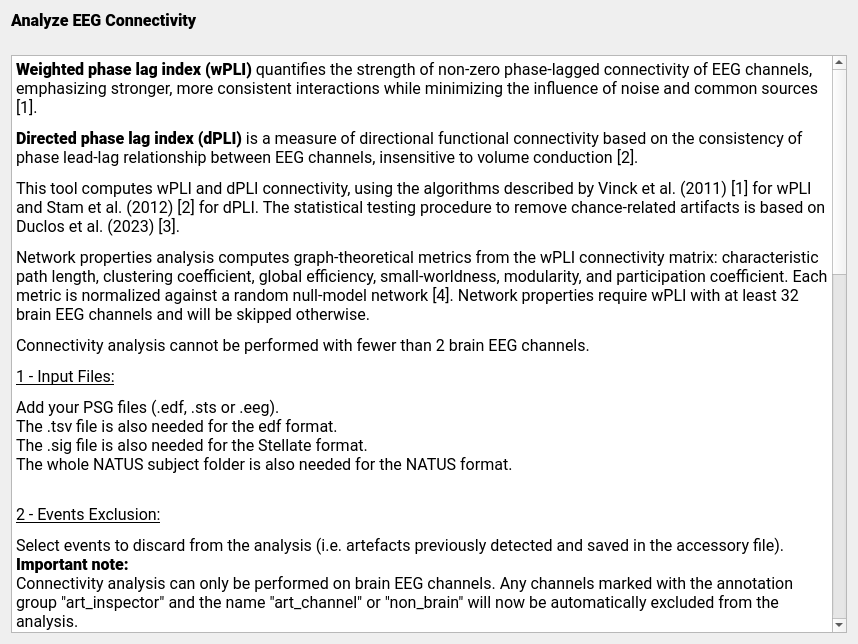
The window that tools/CEAMSTools/AnalyzeEEGConnectivity/AnalyzeEEGConnectivityDoc/Ui_AnalyzeEEGConnectivityDoc.ui (SnoozToolbox/snooz-package-ceams) describes before a commit, drawn with Qt 5.
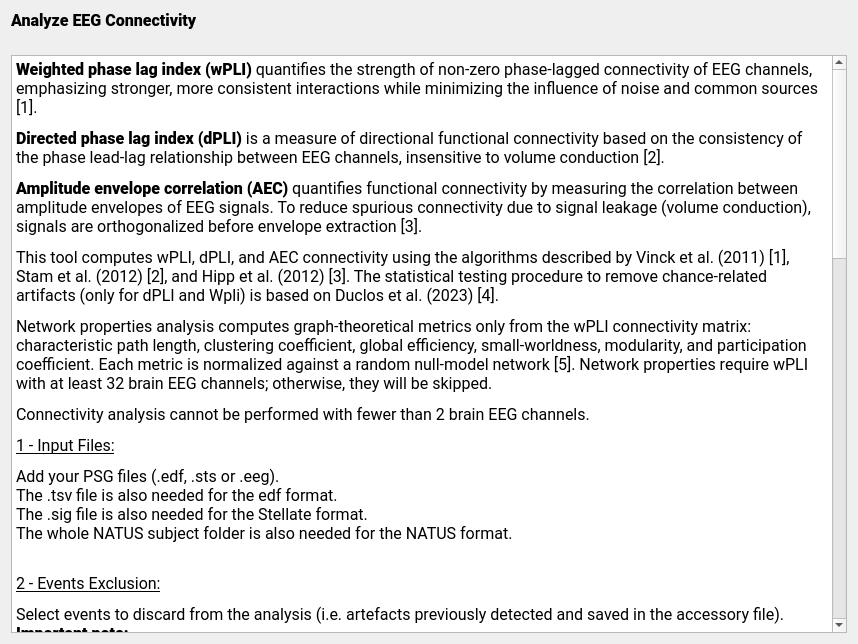
The same window after the commit.

Commit message: Update Connectivity UI for AEC

The edit to the form file:
```diff
--- a/tools/CEAMSTools/AnalyzeEEGConnectivity/AnalyzeEEGConnectivityDoc/Ui_AnalyzeEEGConnectivityDoc.ui
+++ b/tools/CEAMSTools/AnalyzeEEGConnectivity/AnalyzeEEGConnectivityDoc/Ui_AnalyzeEEGConnectivityDoc.ui
@@ -64,9 +64,10 @@
 li.checked::marker { content: &quot;\2612&quot;; }
 &lt;/style&gt;&lt;/head&gt;&lt;body style=&quot; font-family:'Roboto'; font-size:12pt; font-weight:400; font-style:italic;&quot;&gt;
 &lt;p style=&quot; margin-top:12px; margin-bottom:12px; margin-left:0px; margin-right:0px; -qt-block-indent:0; text-indent:0px;&quot;&gt;&lt;span style=&quot; font-weight:700; font-style:normal;&quot;&gt;Weighted phase lag index (wPLI)&lt;/span&gt;&lt;span style=&quot; font-style:normal;&quot;&gt; quantifies the strength of non-zero phase-lagged connectivity of EEG channels, emphasizing stronger, more consistent interactions while minimizing the influence of noise and common sources [1]. &lt;/span&gt;&lt;/p&gt;
-&lt;p style=&quot; margin-top:12px; margin-bottom:12px; margin-left:0px; margin-right:0px; -qt-block-indent:0; text-indent:0px;&quot;&gt;&lt;span style=&quot; font-weight:700; font-style:normal;&quot;&gt;Directed phase lag index (dPLI)&lt;/span&gt;&lt;span style=&quot; font-style:normal;&quot;&gt; is a measure of directional functional connectivity based on the consistency of phase lead-lag relationship between EEG channels, insensitive to volume conduction [2].&lt;/span&gt;&lt;/p&gt;
-&lt;p style=&quot; margin-top:12px; margin-bottom:12px; margin-left:0px; margin-right:0px; -qt-block-indent:0; text-indent:0px;&quot;&gt;&lt;span style=&quot; font-style:normal;&quot;&gt;This tool computes wPLI and dPLI connectivity, using the algorithms described by Vinck et al. (2011) [1] for wPLI and Stam et al. (2012) [2] for dPLI. The statistical testing procedure to remove chance-related artifacts is based on Duclos et al. (2023) [3].&lt;/span&gt;&lt;/p&gt;
-&lt;p style=&quot; margin-top:12px; margin-bottom:12px; margin-left:0px; margin-right:0px; -qt-block-indent:0; text-indent:0px;&quot;&gt;&lt;span style=&quot; font-style:normal;&quot;&gt;Network properties analysis computes graph-theoretical metrics from the wPLI connectivity matrix: characteristic path length, clustering coefficient, global efficiency, small-worldness, modularity, and participation coefficient. Each metric is normalized against a random null-model network [4]. Network properties require wPLI with at least 32 brain EEG channels and will be skipped otherwise.&lt;/span&gt;&lt;/p&gt;
+&lt;p style=&quot; margin-top:12px; margin-bottom:12px; margin-left:0px; margin-right:0px; -qt-block-indent:0; text-indent:0px;&quot;&gt;&lt;span style=&quot; font-weight:700; font-style:normal;&quot;&gt;Directed phase lag index (dPLI)&lt;/span&gt;&lt;span style=&quot; font-style:normal;&quot;&gt; is a measure of directional functional connectivity based on the consistency of the phase lead-lag relationship between EEG channels, insensitive to volume conduction [2].&lt;/span&gt;&lt;/p&gt;
+&lt;p style=&quot; margin-top:12px; margin-bottom:12px; margin-left:0px; margin-right:0px; -qt-block-indent:0; text-indent:0px;&quot;&gt;&lt;span style=&quot; font-weight:700; font-style:normal;&quot;&gt;Amplitude envelope correlation (AEC)&lt;/span&gt;&lt;span style=&quot; font-style:normal;&quot;&gt; quantifies functional connectivity by measuring the correlation between amplitude envelopes of EEG signals. To reduce spurious connectivity due to signal leakage (volume conduction), signals are orthogonalized before envelope extraction [3].&lt;/span&gt;&lt;/p&gt;
+&lt;p style=&quot; margin-top:12px; margin-bottom:12px; margin-left:0px; margin-right:0px; -qt-block-indent:0; text-indent:0px;&quot;&gt;&lt;span style=&quot; font-style:normal;&quot;&gt;This tool computes wPLI, dPLI, and AEC connectivity using the algorithms described by Vinck et al. (2011) [1], Stam et al. (2012) [2], and Hipp et al. (2012) [3]. The statistical testing procedure to remove chance-related artifacts (only for dPLI and Wpli) is based on Duclos et al. (2023) [4].&lt;/span&gt;&lt;/p&gt;
+&lt;p style=&quot; margin-top:12px; margin-bottom:12px; margin-left:0px; margin-right:0px; -qt-block-indent:0; text-indent:0px;&quot;&gt;&lt;span style=&quot; font-style:normal;&quot;&gt;Network properties analysis computes graph-theoretical metrics only from the wPLI connectivity matrix: characteristic path length, clustering coefficient, global efficiency, small-worldness, modularity, and participation coefficient. Each metric is normalized against a random null-model network [5]. Network properties require wPLI with at least 32 brain EEG channels; otherwise, they will be skipped.&lt;/span&gt;&lt;/p&gt;
 &lt;p style=&quot; margin-top:12px; margin-bottom:12px; margin-left:0px; margin-right:0px; -qt-block-indent:0; text-indent:0px;&quot;&gt;&lt;span style=&quot; font-style:normal;&quot;&gt;Connectivity analysis cannot be performed with fewer than 2 brain EEG channels.&lt;/span&gt;&lt;/p&gt;
 &lt;p style=&quot; margin-top:12px; margin-bottom:12px; margin-left:0px; margin-right:0px; -qt-block-indent:0; text-indent:0px;&quot;&gt;&lt;span style=&quot; font-style:normal; text-decoration: underline;&quot;&gt;1 - Input Files:&lt;/span&gt;&lt;/p&gt;
 &lt;p style=&quot; margin-top:12px; margin-bottom:12px; margin-left:0px; margin-right:0px; -qt-block-indent:0; text-indent:0px;&quot;&gt;&lt;span style=&quot; font-style:normal;&quot;&gt;Add your PSG files (.edf, .sts or .eeg). &lt;br /&gt;The .tsv file is also needed for the edf format.&lt;br /&gt;The .sig file is also needed for the Stellate format.&lt;br /&gt;The whole NATUS subject folder is also needed for the NATUS format. &lt;/span&gt;&lt;/p&gt;
@@ -78,11 +79,11 @@
 &lt;p style=&quot; margin-top:12px; margin-bottom:12px; margin-left:0px; margin-right:0px; -qt-block-indent:0; text-indent:0px;&quot;&gt;&lt;span style=&quot; font-style:normal;&quot;&gt;&lt;br /&gt;&lt;/span&gt;&lt;span style=&quot; font-style:normal; text-decoration: underline;&quot;&gt;4 - Annotation Selection:&lt;/span&gt;&lt;/p&gt;
 &lt;p style=&quot; margin-top:12px; margin-bottom:12px; margin-left:0px; margin-right:0px; -qt-block-indent:0; text-indent:0px;&quot;&gt;&lt;span style=&quot; font-style:normal;&quot;&gt;If the Analyse EEG Connectivity is performed on specific annotations, select them.&lt;/span&gt;&lt;/p&gt;
 &lt;p style=&quot; margin-top:12px; margin-bottom:12px; margin-left:0px; margin-right:0px; -qt-block-indent:0; text-indent:0px;&quot;&gt;&lt;span style=&quot; font-style:normal; text-decoration: underline;&quot;&gt;&lt;br /&gt;5 - Connectivity Settings:&lt;/span&gt;&lt;/p&gt;
-&lt;p style=&quot; margin-top:12px; margin-bottom:12px; margin-left:0px; margin-right:0px; -qt-block-indent:0; text-indent:0px;&quot;&gt;&lt;span style=&quot; font-style:normal;&quot;&gt;Define the connectivity type (dPLI or wPLI)&lt;br /&gt;Specify the Epoch length and Epoch overlap (in seconds) and number of surrogates and p-value threshold for statistical testing.&lt;br /&gt;&lt;/span&gt;&lt;span style=&quot; font-weight:700; font-style:normal;&quot;&gt;note:&lt;/span&gt;&lt;span style=&quot; font-style:normal;&quot;&gt;&lt;br /&gt;Statistical testing ensures connections are not due to chance and provides more reliable connectivity estimates.&lt;/span&gt;&lt;/p&gt;
+&lt;p style=&quot; margin-top:12px; margin-bottom:12px; margin-left:0px; margin-right:0px; -qt-block-indent:0; text-indent:0px;&quot;&gt;&lt;span style=&quot; font-style:normal;&quot;&gt;Define the connectivity type (wPLI, dPLI, or AEC)&lt;br /&gt;Specify the Epoch length and Epoch overlap (in seconds), number of surrogates and p-value threshold for statistical testing.&lt;br /&gt;&lt;/span&gt;&lt;span style=&quot; font-weight:700; font-style:normal;&quot;&gt;note:&lt;/span&gt;&lt;span style=&quot; font-style:normal;&quot;&gt;&lt;br /&gt;Statistical testing ensures connections are not due to chance and provides more reliable connectivity estimates.&lt;/span&gt;&lt;/p&gt;
 &lt;p style=&quot; margin-top:12px; margin-bottom:12px; margin-left:0px; margin-right:0px; -qt-block-indent:0; text-indent:0px;&quot;&gt;&lt;span style=&quot; font-style:normal; text-decoration: underline;&quot;&gt;&lt;br /&gt;6 - Output Files :&lt;/span&gt;&lt;/p&gt;
-&lt;p style=&quot; margin-top:12px; margin-bottom:12px; margin-left:0px; margin-right:0px; -qt-block-indent:0; text-indent:0px;&quot;&gt;&lt;span style=&quot; font-style:normal;&quot;&gt;All files are saved in the selected Output folder (or next to the input recording if the &amp;quot; save in the same folder is checked). Filenames use the subject name and metric (wPLI or dPLI).&lt;/span&gt;&lt;/p&gt;
-&lt;p style=&quot; margin-top:12px; margin-bottom:12px; margin-left:0px; margin-right:0px; -qt-block-indent:0; text-indent:0px;&quot;&gt;&lt;span style=&quot; font-style:normal;&quot;&gt;- Connectivity matrix (TSV) --- &amp;lt;Filename&amp;gt;_{wpli|dpli}_convalue.tsv&lt;br /&gt;- Connectivity heatmap (PNG) --- &amp;lt;Filename&amp;gt;_{wpli|dpli}_conheatmap.png&lt;br /&gt;- Head connectivity plot (PNG) — &amp;lt;Filename&amp;gt;_{wpli|dpli}_contopomap.png (saved only if a best montage with ≥ 4 EEG channels is found)&lt;br /&gt;- Network Properties results (TSV)&lt;/span&gt;— &lt;span style=&quot; font-style:normal;&quot;&gt;&amp;lt;Filename&amp;gt;_wpli_net_properties_results.tsv (saved only when wPLI is selected and the number of channels is greater than 32.)&lt;br /&gt;- Participation Coefficient (TSV) &lt;/span&gt;— &lt;span style=&quot; font-style:normal;&quot;&gt;&amp;lt;Filename&amp;gt;_wpli_participation_coefficient_results.tsv (saved only when wPLI is selected and the number of channels is greater than 32.)&lt;br /&gt;&lt;/span&gt;&lt;/p&gt;
-&lt;p style=&quot; margin-top:12px; margin-bottom:12px; margin-left:0px; margin-right:0px; -qt-block-indent:0; text-indent:0px;&quot;&gt;&lt;span style=&quot; font-style:normal;&quot;&gt;References:&lt;/span&gt;&lt;span style=&quot; font-family:'Segoe UI'; font-style:normal;&quot;&gt;&lt;br /&gt;[1] Stam, C. J., &amp;amp; van Straaten, E. C. W. (2012). &lt;/span&gt;&lt;span style=&quot; font-family:'Segoe UI';&quot;&gt;Go with the flow: Use of a directed phase lag index (dPLI) to characterize patterns of phase relations in a large-scale model of brain dynamics&lt;/span&gt;&lt;span style=&quot; font-family:'Segoe UI'; font-style:normal;&quot;&gt;. NeuroImage, 62(3), 1415–1428. https://doi.org/10.1016/j.neuroimage.2012.05.050&lt;br /&gt;[2] Vinck, M., Oostenveld, R., van Wingerden, M., Battaglia, F., &amp;amp; Pennartz, C. M. (2011). &lt;/span&gt;&lt;span style=&quot; font-family:'Segoe UI';&quot;&gt;An improved index of phase-synchronization for electrophysiological data in the presence of volume-conduction, noise and sample-size bias&lt;/span&gt;&lt;span style=&quot; font-family:'Segoe UI'; font-style:normal;&quot;&gt;. NeuroImage, 55(4), 1548–1565. https://doi.org/10.1016/j.neuroimage.2011.01.055&lt;br /&gt;[3] Duclos, C., Maschke, C., Mahdid, Y., Nadin, D., Rokos, A., Arbour, C., Badawy, M., Létourneau, J., Owen, A. M., Plourde, G., &amp;amp; Blain-Moraes, S. (2023). Brain responses to propofol in advance of recovery from coma and disorders of consciousness: A preliminary study. *American Journal of Respiratory and Critical Care Medicine, 207*(5), 602–613. https://doi.org/10.1164/rccm.202105-1223OC&lt;br /&gt;[4] Rubinov, M., &amp;amp; Sporns, O. (2010). Complex network measures of brain connectivity: Uses and interpretations. NeuroImage, 52(3), 1059–1072. https://doi.org/10.1016/j.neuroimage.2009.10.003&lt;/span&gt;&lt;/p&gt;&lt;/body&gt;&lt;/html&gt;</string>
+&lt;p style=&quot; margin-top:12px; margin-bottom:12px; margin-left:0px; margin-right:0px; -qt-block-indent:0; text-indent:0px;&quot;&gt;&lt;span style=&quot; font-style:normal;&quot;&gt;All files are saved in the selected Output folder (or next to the input recording if the &amp;quot; save in the same folder is checked). Filenames use the subject name and metric (wPLI, dPLI, or AEC).&lt;/span&gt;&lt;/p&gt;
+&lt;p style=&quot; margin-top:12px; margin-bottom:12px; margin-left:0px; margin-right:0px; -qt-block-indent:0; text-indent:0px;&quot;&gt;&lt;span style=&quot; font-style:normal;&quot;&gt;- Connectivity matrix (TSV) --- &amp;lt;Filename&amp;gt;_{wpli | dpli | aec}_convalue.tsv&lt;br /&gt;- Connectivity heatmap (PNG) --- &amp;lt;Filename&amp;gt;_{wpli | dpli | aec}_conheatmap.png&lt;br /&gt;- Head connectivity plot (PNG) — &amp;lt;Filename&amp;gt;_{wpli | dpli | aec}_contopomap.png (saved only if a best montage with ≥ 4 EEG channels is found)&lt;br /&gt;- Network Properties results (TSV)&lt;/span&gt;— &lt;span style=&quot; font-style:normal;&quot;&gt;&amp;lt;Filename&amp;gt;_wpli_net_properties_results.tsv (saved only when wPLI is selected and the number of channels is greater than 32.)&lt;br /&gt;- Participation Coefficient (TSV) &lt;/span&gt;— &lt;span style=&quot; font-style:normal;&quot;&gt;&amp;lt;Filename&amp;gt;_wpli_participation_coefficient_results.tsv (saved only when wPLI is selected and the number of channels is greater than 32.)&lt;br /&gt;&lt;/span&gt;&lt;/p&gt;
+&lt;p style=&quot; margin-top:12px; margin-bottom:12px; margin-left:0px; margin-right:0px; -qt-block-indent:0; text-indent:0px;&quot;&gt;&lt;span style=&quot; font-style:normal;&quot;&gt;References:&lt;/span&gt;&lt;span style=&quot; font-family:'Segoe UI'; font-style:normal;&quot;&gt;&lt;br /&gt;[1] Stam, C. J., &amp;amp; van Straaten, E. C. W. (2012). &lt;/span&gt;&lt;span style=&quot; font-family:'Segoe UI';&quot;&gt;Go with the flow: Use of a directed phase lag index (dPLI) to characterize patterns of phase relations in a large-scale model of brain dynamics&lt;/span&gt;&lt;span style=&quot; font-family:'Segoe UI'; font-style:normal;&quot;&gt;. NeuroImage, 62(3), 1415–1428. https://doi.org/10.1016/j.neuroimage.2012.05.050&lt;br /&gt;[2] Vinck, M., Oostenveld, R., van Wingerden, M., Battaglia, F., &amp;amp; Pennartz, C. M. (2011). &lt;/span&gt;&lt;span style=&quot; font-family:'Segoe UI';&quot;&gt;An improved index of phase-synchronization for electrophysiological data in the presence of volume-conduction, noise and sample-size bias&lt;/span&gt;&lt;span style=&quot; font-family:'Segoe UI'; font-style:normal;&quot;&gt;. NeuroImage, 55(4), 1548–1565. https://doi.org/10.1016/j.neuroimage.2011.01.055&lt;br /&gt;[3] Hipp, J. F., Hawellek, D. J., Corbetta, M., Siegel, M., &amp;amp; Engel, A. K. (2012). Large-scale cortical correlation structure of spontaneous oscillatory activity. Nature Neuroscience, 15(6), 884–890. https://doi.org/10.1038/nn.3101&lt;br /&gt;[4] Duclos, C., Maschke, C., Mahdid, Y., Nadin, D., Rokos, A., Arbour, C., Badawy, M., Létourneau, J., Owen, A. M., Plourde, G., &amp;amp; Blain-Moraes, S. (2023). Brain responses to propofol in advance of recovery from coma and disorders of consciousness: A preliminary study. *American Journal of Respiratory and Critical Care Medicine, 207*(5), 602–613. https://doi.org/10.1164/rccm.202105-1223OC&lt;br /&gt;[5] Rubinov, M., &amp;amp; Sporns, O. (2010). Complex network measures of brain connectivity: Uses and interpretations. NeuroImage, 52(3), 1059–1072. https://doi.org/10.1016/j.neuroimage.2009.10.003&lt;/span&gt;&lt;/p&gt;&lt;/body&gt;&lt;/html&gt;</string>
      </property>
     </widget>
    </item>
```
The commit also changes 6 other files.
